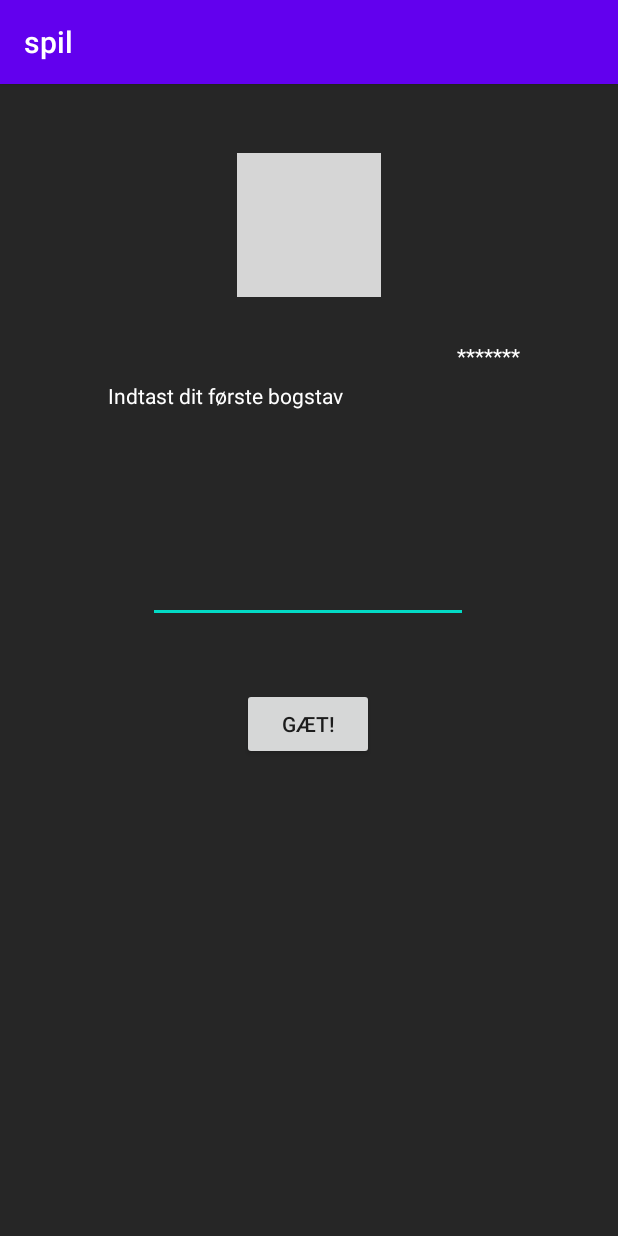
After one commit to notarp1/galgelej, an Android app: the GagleSpil screen opened directly, with no data from a screen before it, on a phone screen of 412 x 824 dp. The commit adds this screen. Run offline under Robolectric (Android 15) with nearby library versions, the phone set to English and light mode, and no system bars; grey boxes are pictures that could not be loaded.

Commit message:
andet commit

```diff
--- a/app/src/main/AndroidManifest.xml
+++ b/app/src/main/AndroidManifest.xml
@@ -16,6 +16,9 @@
                 <category android:name="android.intent.category.LAUNCHER" />
             </intent-filter>
         </activity>
+
+        <!-- Interne aktiviteter -->
+        <activity android:name=".GagleSpil" android:label="spil"/>
     </application>
 
 </manifest>
--- /dev/null
+++ b/app/src/main/java/DTO/Galgelogik.java
@@ -0,0 +1,203 @@
+package DTO;
+
+import java.io.BufferedReader;
+import java.io.IOException;
+import java.io.InputStreamReader;
+import java.net.URL;
+import java.util.ArrayList;
+import java.util.Arrays;
+import java.util.HashSet;
+import java.util.Random;
+
+public class Galgelogik {
+  /** AHT afprøvning er muligeOrd synlig på pakkeniveau */
+  ArrayList<String> muligeOrd = new ArrayList<String>();
+  private String ordet;
+  private ArrayList<String> brugteBogstaver = new ArrayList<String>();
+  private String synligtOrd;
+  private int antalForkerteBogstaver;
+  private boolean sidsteBogstavVarKorrekt;
+  private boolean spilletErVundet;
+  private boolean spilletErTabt;
+
+  public Galgelogik() {
+    muligeOrd.add("bil");
+    muligeOrd.add("computer");
+    muligeOrd.add("programmering");
+    muligeOrd.add("motorvej");
+    muligeOrd.add("busrute");
+    muligeOrd.add("gangsti");
+    muligeOrd.add("skovsnegl");
+    muligeOrd.add("solsort");
+    muligeOrd.add("nitten");
+    nulstil();
+  }
+
+
+  public ArrayList<String> getBrugteBogstaver() {
+    return brugteBogstaver;
+  }
+
+  public String getSynligtOrd() {
+    return synligtOrd;
+  }
+
+  public String getOrdet() {
+    return ordet;
+  }
+
+  public int getAntalForkerteBogstaver() {
+    return antalForkerteBogstaver;
+  }
+
+  public boolean erSidsteBogstavKorrekt() {
+    return sidsteBogstavVarKorrekt;
+  }
+
+  public boolean erSpilletVundet() {
+    return spilletErVundet;
+  }
+
+  public boolean erSpilletTabt() {
+    return spilletErTabt;
+  }
+
+  public boolean erSpilletSlut() {
+    return spilletErTabt || spilletErVundet;
+  }
+
+
+  public void nulstil() {
+    brugteBogstaver.clear();
+    antalForkerteBogstaver = 0;
+    spilletErVundet = false;
+    spilletErTabt = false;
+    if (muligeOrd.isEmpty()) throw new IllegalStateException("Listen over ord er tom!");
+    ordet = muligeOrd.get(new Random().nextInt(muligeOrd.size()));
+    opdaterSynligtOrd();
+  }
+
+
+  private void opdaterSynligtOrd() {
+    synligtOrd = "";
+    spilletErVundet = true;
+    for (int n = 0; n < ordet.length(); n++) {
+      String bogstav = ordet.substring(n, n + 1);
+      if (brugteBogstaver.contains(bogstav)) {
+        synligtOrd = synligtOrd + bogstav;
+      } else {
+        synligtOrd = synligtOrd + "*";
+        spilletErVundet = false;
+      }
+    }
+  }
+
+  public void gaetBogstav(String bogstav) {
+    if (bogstav.length() != 1) return;
+    System.out.println("Der gættes på bogstavet: " + bogstav);
+    if (brugteBogstaver.contains(bogstav)) return;
+    if (spilletErVundet || spilletErTabt) return;
+
+    brugteBogstaver.add(bogstav);
+
+    if (ordet.contains(bogstav)) {
+      sidsteBogstavVarKorrekt = true;
+      System.out.println("Bogstavet var korrekt: " + bogstav);
+    } else {
+      // Vi gættede på et bogstav der ikke var i ordet.
+      sidsteBogstavVarKorrekt = false;
+      System.out.println("Bogstavet var IKKE korrekt: " + bogstav);
+      antalForkerteBogstaver = antalForkerteBogstaver + 1;
+      if (antalForkerteBogstaver > 6) {
+        spilletErTabt = true;
+      }
+    }
+    opdaterSynligtOrd();
+  }
+
+  public void logStatus() {
+    System.out.println("---------- ");
+    System.out.println("- ordet (skult) = " + ordet);
+    System.out.println("- synligtOrd = " + synligtOrd);
+    System.out.println("- forkerteBogstaver = " + antalForkerteBogstaver);
+    System.out.println("- brugeBogstaver = " + brugteBogstaver);
+    if (spilletErTabt) System.out.println("- SPILLET ER TABT");
+    if (spilletErVundet) System.out.println("- SPILLET ER VUNDET");
+    System.out.println("---------- ");
+  }
+
+
+  public static String hentUrl(String url) throws IOException {
+    System.out.println("Henter data fra " + url);
+    BufferedReader br = new BufferedReader(new InputStreamReader(new URL(url).openStream()));
+    StringBuilder sb = new StringBuilder();
+    String linje = br.readLine();
+    while (linje != null) {
+      sb.append(linje + "\n");
+      linje = br.readLine();
+    }
+    return sb.toString();
+  }
+
+
+  /**
+   * Hent ord fra DRs forside (https://dr.dk)
+   */
+  public void hentOrdFraDr() throws Exception {
+    String data = hentUrl("https://dr.dk");
+    //System.out.println("data = " + data);
+
+    data = data.substring(data.indexOf("<body")). // fjern headere
+            replaceAll("<.+?>", " ").toLowerCase(). // fjern tags
+            replaceAll("&#198;", "æ"). // erstat HTML-tegn
+            replaceAll("&#230;", "æ"). // erstat HTML-tegn
+            replaceAll("&#216;", "ø"). // erstat HTML-tegn
+            replaceAll("&#248;", "ø"). // erstat HTML-tegn
+            replaceAll("&oslash;", "ø"). // erstat HTML-tegn
+            replaceAll("&#229;", "å"). // erstat HTML-tegn
+            replaceAll("[^a-zæøå]", " "). // fjern tegn der ikke er bogstaver
+            replaceAll(" [a-zæøå] "," "). // fjern 1-bogstavsord
+            replaceAll(" [a-zæøå][a-zæøå] "," "); // fjern 2-bogstavsord
+
+    System.out.println("data = " + data);
+    System.out.println("data = " + Arrays.asList(data.split("\\s+")));
+    muligeOrd.clear();
+    muligeOrd.addAll(new HashSet<String>(Arrays.asList(data.split(" "))));
+
+    System.out.println("muligeOrd = " + muligeOrd);
+    nulstil();
+  }
+
+
+  /**
+   * Hent ord og sværhedsgrad fra et online regneark. Du kan redigere i regnearket, på adressen
+   * https://docs.google.com/spreadsheets/d/1RnwU9KATJB94Rhr7nurvjxfg09wAHMZPYB3uySBPO6M/edit?usp=sharing
+   * @param svaerhedsgrader en streng med de tilladte sværhedsgrader - f.eks "3" for at medtage kun svære ord, eller "12" for alle nemme og halvsvære ord
+   * @throws Exception
+   */
+
+  public void hentOrdFraRegneark(String svaerhedsgrader) throws Exception {
+    String id = "1RnwU9KATJB94Rhr7nurvjxfg09wAHMZPYB3uySBPO6M";
+
+    System.out.println("Henter data som kommasepareret CSV fra regnearket https://docs.google.com/spreadsheets/d/"+id+"/edit?usp=sharing");
+
+    String data = hentUrl("https://docs.google.com/spreadsheets/d/" + id + "/export?format=csv&id=" + id);
+    int linjeNr = 0;
+
+    muligeOrd.clear();
+    for (String linje : data.split("\n")) {
+      if (linjeNr<20) System.out.println("Læst linje = " + linje); // udskriv de første 20 linjer
+      if (linjeNr++ < 1 ) continue; // Spring første linje med kolonnenavnene over
+      String[] felter = linje.split(",", -1);// -1 er for at beholde tomme indgange, f.eks. bliver ",,," splittet i et array med 4 tomme strenge
+      String svaerhedsgrad = felter[0].trim();
+      String ordet = felter[1].trim().toLowerCase();
+      if (svaerhedsgrad.isEmpty() || ordet.isEmpty()) continue; // spring over linjer med tomme ord
+      if (!svaerhedsgrader.contains(svaerhedsgrad)) continue; // filtrér på sværhedsgrader
+      System.out.println("Tilføjer "+ordet+", der har sværhedsgrad "+svaerhedsgrad);
+      muligeOrd.add(ordet);
+    }
+
+    System.out.println("muligeOrd = " + muligeOrd);
+    nulstil();
+  }
+}
--- /dev/null
+++ b/app/src/main/java/com/example/galgelej/GagleSpil.java
@@ -0,0 +1,54 @@
+package com.example.galgelej;
+
+import android.os.Bundle;
+import android.view.View;
+import android.widget.Button;
+import android.widget.EditText;
+import android.widget.TextView;
+
+import androidx.annotation.Nullable;
+import androidx.appcompat.app.AppCompatActivity;
+
+import Controller.GagleController;
+
+public class GagleSpil extends AppCompatActivity {
+
+    EditText charInput;
+    Button bGuess;
+    GagleController spil;
+    TextView word;
+    TextView status;
+
+    @Override
+    protected void onCreate(@Nullable Bundle savedInstanceState) {
+        super.onCreate(savedInstanceState);
+        setContentView(R.layout.activity_spil);
+
+        spil = new GagleController();
+
+        charInput = findViewById(R.id.inputString);
+        bGuess = findViewById(R.id.buttonGuess);
+        word = findViewById(R.id.textWord);
+        status = findViewById(R.id.textStatus);
+
+        spil.nulstil();
+        word.setText(spil.getSynligtOrd());
+        status.setText("Indtast dit første bogstav");
+
+
+        bGuess.setOnClickListener(new View.OnClickListener() {
+            @Override
+            public void onClick(View v) {
+
+                String input = charInput.getText().toString();
+                status.setText(spil.guess(input));
+                word.setText(spil.getSynligtOrd());
+                System.out.println(spil.getAntalForkerteBogstaver());
+            }
+        });
+
+
+
+
+    }
+}
--- /dev/null
+++ b/app/src/main/res/layout/activity_spil.xml
@@ -0,0 +1,74 @@
+<?xml version="1.0" encoding="utf-8"?>
+<androidx.constraintlayout.widget.ConstraintLayout xmlns:android="http://schemas.android.com/apk/res/android"
+    xmlns:app="http://schemas.android.com/apk/res-auto"
+    xmlns:tools="http://schemas.android.com/tools"
+    android:layout_width="match_parent"
+    android:layout_height="match_parent"
+    android:background="#D8000000">
+
+    <ImageView
+        android:id="@+id/imageView"
+        android:layout_width="wrap_content"
+        android:layout_height="wrap_content"
+        app:layout_constraintBottom_toBottomOf="parent"
+        app:layout_constraintEnd_toEndOf="parent"
+        app:layout_constraintStart_toStartOf="parent"
+        app:layout_constraintTop_toTopOf="parent"
+        app:layout_constraintVertical_bias="0.068"
+        app:srcCompat="@drawable/galge" />
+
+    <EditText
+        android:id="@+id/inputString"
+        android:layout_width="wrap_content"
+        android:layout_height="wrap_content"
+        android:ems="10"
+        android:inputType="textPersonName"
+        android:textColor="#FFFFFF"
+        android:textColorHint="#FFFFFF"
+        app:layout_constraintBottom_toBottomOf="parent"
+        app:layout_constraintEnd_toEndOf="parent"
+        app:layout_constraintHorizontal_bias="0.497"
+        app:layout_constraintStart_toStartOf="parent"
+        app:layout_constraintTop_toBottomOf="@+id/imageView"
+        app:layout_constraintVertical_bias="0.296" />
+
+    <Button
+        android:id="@+id/buttonGuess"
+        android:layout_width="wrap_content"
+        android:layout_height="wrap_content"
+        android:layout_marginTop="33dp"
+        android:text="gæt!"
+        app:layout_constraintBottom_toBottomOf="parent"
+        app:layout_constraintEnd_toEndOf="parent"
+        app:layout_constraintHorizontal_bias="0.498"
+        app:layout_constraintStart_toStartOf="parent"
+        app:layout_constraintTop_toBottomOf="@+id/inputString"
+        app:layout_constraintVertical_bias="0.03" />
+
+    <TextView
+        android:id="@+id/textWord"
+        android:layout_width="wrap_content"
+        android:layout_height="wrap_content"
+        android:text="TextView"
+        android:textColor="#FFFFFF"
+        app:layout_constraintBottom_toBottomOf="parent"
+        app:layout_constraintEnd_toEndOf="parent"
+        app:layout_constraintHorizontal_bias="0.824"
+        app:layout_constraintStart_toStartOf="parent"
+        app:layout_constraintTop_toBottomOf="@+id/imageView"
+        app:layout_constraintVertical_bias="0.048" />
+
+    <TextView
+        android:id="@+id/textStatus"
+        android:layout_width="wrap_content"
+        android:layout_height="wrap_content"
+        android:layout_marginTop="56dp"
+        android:text="TextView"
+        android:textColor="#FFFFFF"
+        app:layout_constraintBottom_toBottomOf="parent"
+        app:layout_constraintEnd_toEndOf="parent"
+        app:layout_constraintHorizontal_bias="0.283"
+        app:layout_constraintStart_toStartOf="parent"
+        app:layout_constraintTop_toBottomOf="@+id/imageView"
+        app:layout_constraintVertical_bias="0.0" />
+</androidx.constraintlayout.widget.ConstraintLayout>
--- a/settings.gradle
+++ b/settings.gradle
@@ -1,3 +1,2 @@
-include ':controller'
 include ':app'
 rootProject.name = "Galgelej"
```
Also changed, not shown: app/src/main/java/Controller/GagleController.java (added, +64 -0 lines), app/src/main/java/DTO/BenytGalgelogik.java (added, +85 -0 lines), app/src/main/java/com/example/galgelej/MainActivity.java (+19 -0 lines), 14 other files.
